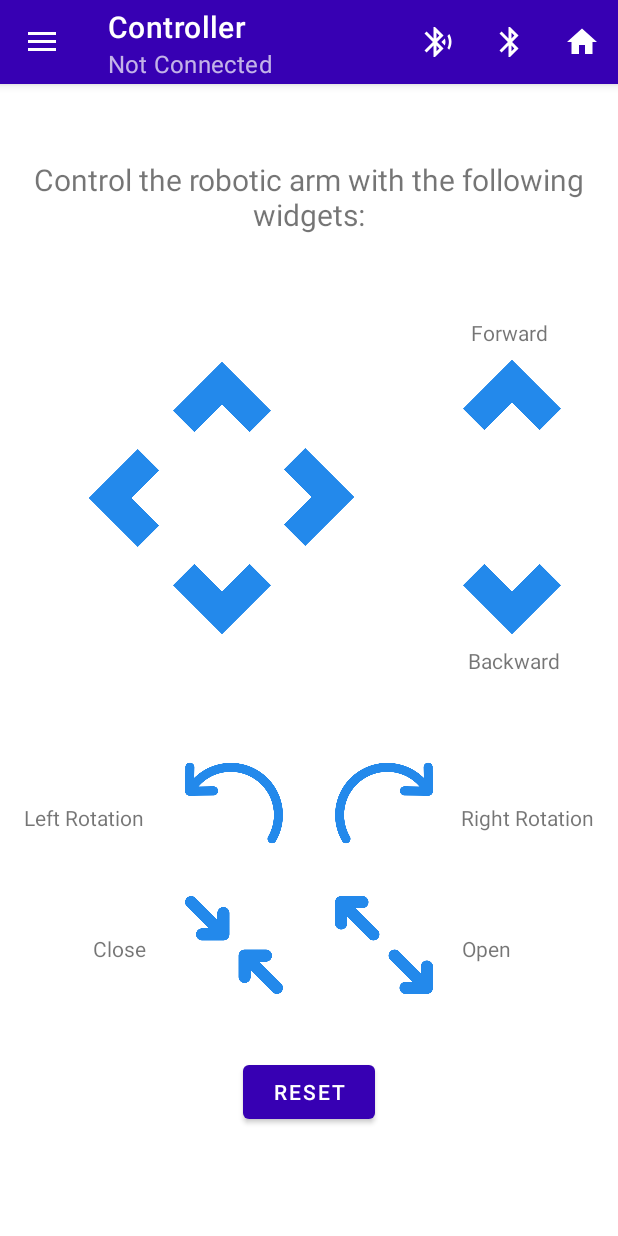
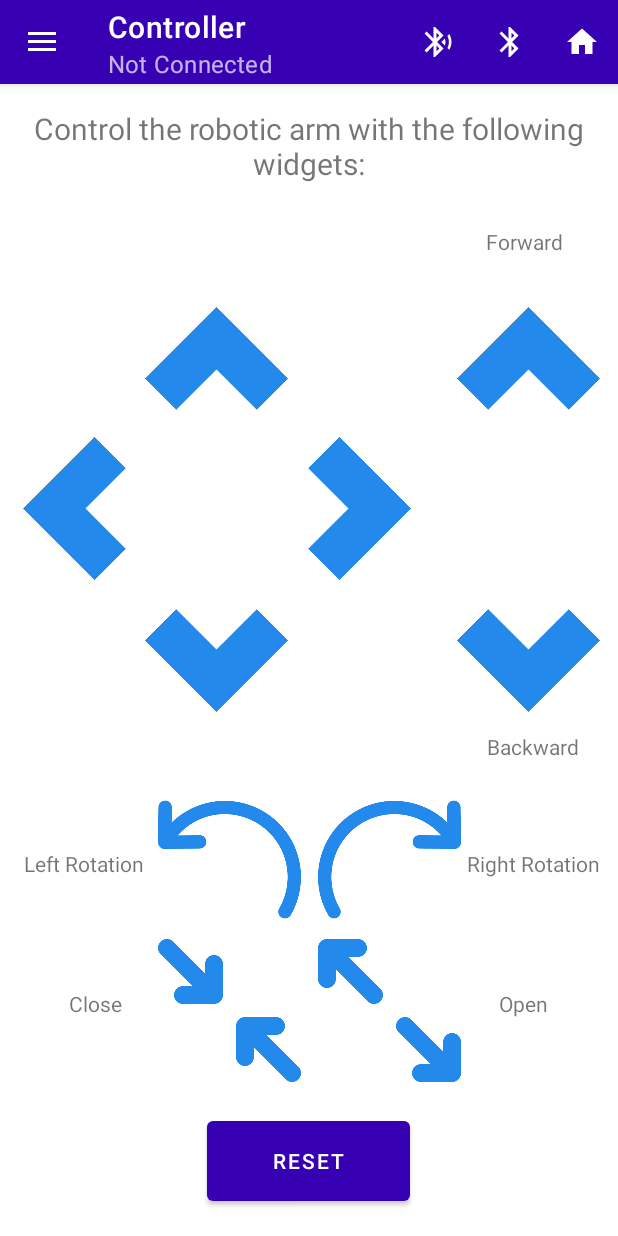
Before and after one commit to ETS-Android3/ArmBot_Java_Android_Studio, an Android app: the ControllerButtonsFragment screen opened through its navigation route, on a phone screen of 412 x 824 dp. Run offline under Robolectric (Android 15) with nearby library versions, the phone set to English and light mode, and no system bars; our stand-ins replace navigation-ui.

Commit message:
Change button size

```diff
--- a/app/src/main/java/com/example/armbot/ui/home/HomeFragment.java
+++ b/app/src/main/java/com/example/armbot/ui/home/HomeFragment.java
@@ -54,13 +54,13 @@ public class HomeFragment extends Fragment {
         /*
         Disables the "Enter" button when there is no bluetooth enabled
          */
-        if (!bluetoothAdapter.isEnabled()){
+        /*if (!bluetoothAdapter.isEnabled()){
             view.findViewById(R.id.enter_button).setEnabled(false);
             MainActivity.bluetoothEnabled = false;
         } else {
             view.findViewById(R.id.enter_button).setEnabled(true);
             MainActivity.bluetoothEnabled = true;
-        }
+        }*/
     }
 
     /*
--- a/app/src/main/res/layout/fragment_controller_buttons.xml
+++ b/app/src/main/res/layout/fragment_controller_buttons.xml
@@ -22,10 +22,10 @@
         android:text="@string/controller_right_rotation_arrow_text"
         app:layout_constraintBottom_toBottomOf="parent"
         app:layout_constraintEnd_toEndOf="parent"
-        app:layout_constraintHorizontal_bias="0.928"
+        app:layout_constraintHorizontal_bias="0.946"
         app:layout_constraintStart_toStartOf="parent"
         app:layout_constraintTop_toTopOf="parent"
-        app:layout_constraintVertical_bias="0.64" />
+        app:layout_constraintVertical_bias="0.681" />
 
     <TextView
         android:id="@+id/textViewOpen"
@@ -35,70 +35,72 @@
         android:text="@string/controller_open_arrow_text"
         app:layout_constraintBottom_toBottomOf="parent"
         app:layout_constraintEnd_toEndOf="parent"
-        app:layout_constraintHorizontal_bias="0.744"
+        app:layout_constraintHorizontal_bias="0.834"
         app:layout_constraintStart_toStartOf="parent"
         app:layout_constraintTop_toTopOf="parent"
-        app:layout_constraintVertical_bias="0.757" />
+        app:layout_constraintVertical_bias="0.806" />
 
     <TextView
         android:id="@+id/configuration_text"
         android:layout_width="wrap_content"
         android:layout_height="wrap_content"
-        android:layout_marginTop="50dp"
+        android:layout_marginTop="16dp"
         android:text="@string/controller_configuration_text"
         android:textAlignment="center"
         android:textSize="20sp"
         app:layout_constraintEnd_toEndOf="parent"
+        app:layout_constraintHorizontal_bias="0.0"
         app:layout_constraintStart_toStartOf="parent"
         app:layout_constraintTop_toTopOf="parent" />
 
     <Button
         android:id="@+id/buttonReset"
-        android:layout_width="wrap_content"
-        android:layout_height="wrap_content"
+        android:layout_width="135dp"
+        android:layout_height="65dp"
         android:text="@string/controller_reset_button_text"
         app:layout_constraintBottom_toBottomOf="parent"
         app:layout_constraintEnd_toEndOf="parent"
+        app:layout_constraintHorizontal_bias="0.498"
         app:layout_constraintStart_toStartOf="parent"
         app:layout_constraintTop_toTopOf="parent"
-        app:layout_constraintVertical_bias="0.9" />
+        app:layout_constraintVertical_bias="0.975" />
 
     <ImageButton
         android:id="@+id/buttonForwardArrow"
-        android:layout_width="65dp"
-        android:layout_height="65dp"
+        android:layout_width="95dp"
+        android:layout_height="95dp"
         android:background="@drawable/arrow"
         android:backgroundTint="@drawable/change_buttons_colors"
         android:contentDescription="@string/controller_forward_arrow"
         android:scaleType="fitXY"
         app:layout_constraintBottom_toBottomOf="parent"
         app:layout_constraintEnd_toEndOf="parent"
-        app:layout_constraintHorizontal_bias="0.89"
+        app:layout_constraintHorizontal_bias="0.962"
         app:layout_constraintStart_toStartOf="parent"
         app:layout_constraintTop_toTopOf="parent"
-        app:layout_constraintVertical_bias="0.249"
+        app:layout_constraintVertical_bias="0.201"
         tools:ignore="ImageContrastCheck" />
 
     <ImageButton
         android:id="@+id/buttonUpArrow"
-        android:layout_width="65dp"
-        android:layout_height="65dp"
+        android:layout_width="95dp"
+        android:layout_height="95dp"
         android:background="@drawable/arrow"
         android:backgroundTint="@drawable/change_buttons_colors"
         android:contentDescription="@string/controller_up_arrow"
         android:scaleType="fitXY"
         app:layout_constraintBottom_toBottomOf="parent"
         app:layout_constraintEnd_toEndOf="parent"
-        app:layout_constraintHorizontal_bias="0.332"
+        app:layout_constraintHorizontal_bias="0.306"
         app:layout_constraintStart_toStartOf="parent"
         app:layout_constraintTop_toTopOf="parent"
-        app:layout_constraintVertical_bias="0.25"
+        app:layout_constraintVertical_bias="0.201"
         tools:ignore="ImageContrastCheck" />
 
     <ImageButton
         android:id="@+id/buttonLeftArrow"
-        android:layout_width="65dp"
-        android:layout_height="65dp"
+        android:layout_width="95dp"
+        android:layout_height="95dp"
         android:background="@drawable/arrow"
         android:backgroundTint="@drawable/change_buttons_colors"
         android:contentDescription="@string/controller_left_arrow"
@@ -106,16 +108,16 @@
         android:scaleType="fitXY"
         app:layout_constraintBottom_toBottomOf="parent"
         app:layout_constraintEnd_toEndOf="parent"
-        app:layout_constraintHorizontal_bias="0.144"
+        app:layout_constraintHorizontal_bias="0.006"
         app:layout_constraintStart_toStartOf="parent"
         app:layout_constraintTop_toTopOf="parent"
-        app:layout_constraintVertical_bias="0.346"
+        app:layout_constraintVertical_bias="0.35"
         tools:ignore="ImageContrastCheck" />
 
     <ImageButton
         android:id="@+id/buttonLeftRotationArrow"
-        android:layout_width="65dp"
-        android:layout_height="65dp"
+        android:layout_width="95dp"
+        android:layout_height="95dp"
         android:layout_marginEnd="100dp"
         android:background="@drawable/rotation"
         android:backgroundTint="@drawable/change_buttons_colors"
@@ -124,15 +126,16 @@
         android:scaleType="fitXY"
         app:layout_constraintBottom_toBottomOf="parent"
         app:layout_constraintEnd_toEndOf="parent"
+        app:layout_constraintHorizontal_bias="0.486"
         app:layout_constraintStart_toStartOf="parent"
         app:layout_constraintTop_toTopOf="parent"
-        app:layout_constraintVertical_bias="0.636"
+        app:layout_constraintVertical_bias="0.698"
         tools:ignore="ImageContrastCheck,DuplicateSpeakableTextCheck" />
 
     <ImageButton
         android:id="@+id/buttonCloseArrow"
-        android:layout_width="65dp"
-        android:layout_height="65dp"
+        android:layout_width="95dp"
+        android:layout_height="95dp"
         android:layout_marginEnd="100dp"
         android:background="@drawable/in"
         android:backgroundTint="@drawable/change_buttons_colors"
@@ -141,15 +144,16 @@
         android:scaleType="fitXY"
         app:layout_constraintBottom_toBottomOf="parent"
         app:layout_constraintEnd_toEndOf="parent"
+        app:layout_constraintHorizontal_bias="0.486"
         app:layout_constraintStart_toStartOf="parent"
         app:layout_constraintTop_toTopOf="parent"
-        app:layout_constraintVertical_bias="0.77"
+        app:layout_constraintVertical_bias="0.847"
         tools:ignore="ImageContrastCheck" />
 
     <ImageButton
         android:id="@+id/buttonDownArrow"
-        android:layout_width="65dp"
-        android:layout_height="65dp"
+        android:layout_width="95dp"
+        android:layout_height="95dp"
         android:background="@drawable/arrow"
         android:backgroundTint="@drawable/change_buttons_colors"
         android:contentDescription="@string/controller_down_arrow"
@@ -157,16 +161,15 @@
         android:scaleType="fitXY"
         app:layout_constraintBottom_toBottomOf="parent"
         app:layout_constraintEnd_toEndOf="parent"
-        app:layout_constraintHorizontal_bias="0.332"
+        app:layout_constraintHorizontal_bias="0.306"
         app:layout_constraintStart_toStartOf="parent"
         app:layout_constraintTop_toTopOf="parent"
-        app:layout_constraintVertical_bias="0.442"
         tools:ignore="ImageContrastCheck" />
 
     <ImageButton
         android:id="@+id/buttonBackwardArrow"
-        android:layout_width="65dp"
-        android:layout_height="65dp"
+        android:layout_width="95dp"
+        android:layout_height="95dp"
         android:background="@drawable/arrow"
         android:backgroundTint="@drawable/change_buttons_colors"
         android:contentDescription="@string/controller_backward_arrow"
@@ -174,10 +177,9 @@
         android:scaleType="fitXY"
         app:layout_constraintBottom_toBottomOf="parent"
         app:layout_constraintEnd_toEndOf="parent"
-        app:layout_constraintHorizontal_bias="0.89"
+        app:layout_constraintHorizontal_bias="0.962"
         app:layout_constraintStart_toStartOf="parent"
         app:layout_constraintTop_toTopOf="parent"
-        app:layout_constraintVertical_bias="0.442"
         tools:ignore="ImageContrastCheck" />
 
     <TextView
@@ -188,10 +190,10 @@
         android:text="@string/controller_backward_arrow_text"
         app:layout_constraintBottom_toBottomOf="parent"
         app:layout_constraintEnd_toEndOf="parent"
-        app:layout_constraintHorizontal_bias="0.89"
+        app:layout_constraintHorizontal_bias="0.925"
         app:layout_constraintStart_toStartOf="parent"
         app:layout_constraintTop_toTopOf="parent"
-        app:layout_constraintVertical_bias="0.432" />
+        app:layout_constraintVertical_bias="0.519" />
 
     <TextView
         android:id="@+id/textViewForward"
@@ -201,10 +203,10 @@
         android:text="@string/controller_forward_arrow_text"
         app:layout_constraintBottom_toBottomOf="parent"
         app:layout_constraintEnd_toEndOf="parent"
-        app:layout_constraintHorizontal_bias="0.87"
+        app:layout_constraintHorizontal_bias="0.899"
         app:layout_constraintStart_toStartOf="parent"
         app:layout_constraintTop_toTopOf="parent"
-        app:layout_constraintVertical_bias="0.244" />
+        app:layout_constraintVertical_bias="0.149" />
 
     <TextView
         android:id="@+id/textViewLeftRotation"
@@ -217,7 +219,7 @@
         app:layout_constraintHorizontal_bias="0.123"
         app:layout_constraintStart_toStartOf="parent"
         app:layout_constraintTop_toTopOf="parent"
-        app:layout_constraintVertical_bias="0.64" />
+        app:layout_constraintVertical_bias="0.681" />
 
     <TextView
         android:id="@+id/textViewClose"
@@ -227,15 +229,15 @@
         android:text="@string/controller_close_arrow_text"
         app:layout_constraintBottom_toBottomOf="parent"
         app:layout_constraintEnd_toEndOf="parent"
-        app:layout_constraintHorizontal_bias="0.352"
+        app:layout_constraintHorizontal_bias="0.261"
         app:layout_constraintStart_toStartOf="parent"
         app:layout_constraintTop_toTopOf="parent"
-        app:layout_constraintVertical_bias="0.757" />
+        app:layout_constraintVertical_bias="0.806" />
 
     <ImageButton
         android:id="@+id/buttonRightArrow"
-        android:layout_width="65dp"
-        android:layout_height="65dp"
+        android:layout_width="95dp"
+        android:layout_height="95dp"
         android:background="@drawable/arrow"
         android:backgroundTint="@drawable/change_buttons_colors"
         android:contentDescription="@string/controller_right_arrow"
@@ -243,16 +245,16 @@
         android:scaleType="fitXY"
         app:layout_constraintBottom_toBottomOf="parent"
         app:layout_constraintEnd_toEndOf="parent"
-        app:layout_constraintHorizontal_bias="0.52"
+        app:layout_constraintHorizontal_bias="0.607"
         app:layout_constraintStart_toStartOf="parent"
         app:layout_constraintTop_toTopOf="parent"
-        app:layout_constraintVertical_bias="0.345"
+        app:layout_constraintVertical_bias="0.35"
         tools:ignore="ImageContrastCheck" />
 
     <ImageButton
         android:id="@+id/buttonRightRotationArrow"
-        android:layout_width="65dp"
-        android:layout_height="65dp"
+        android:layout_width="95dp"
+        android:layout_height="95dp"
         android:layout_marginStart="100dp"
         android:background="@drawable/rotation"
         android:backgroundTint="@drawable/change_buttons_colors"
@@ -261,15 +263,16 @@
         android:scaleType="fitXY"
         app:layout_constraintBottom_toBottomOf="parent"
         app:layout_constraintEnd_toEndOf="parent"
+        app:layout_constraintHorizontal_bias="0.518"
         app:layout_constraintStart_toStartOf="parent"
         app:layout_constraintTop_toTopOf="parent"
-        app:layout_constraintVertical_bias="0.636"
+        app:layout_constraintVertical_bias="0.698"
         tools:ignore="ImageContrastCheck,DuplicateSpeakableTextCheck" />
 
     <ImageButton
         android:id="@+id/buttonOpenArrow"
-        android:layout_width="65dp"
-        android:layout_height="65dp"
+        android:layout_width="95dp"
+        android:layout_height="95dp"
         android:layout_marginStart="100dp"
         android:background="@drawable/out"
         android:backgroundTint="@drawable/change_buttons_colors"
@@ -278,9 +281,10 @@
         android:scaleType="fitXY"
         app:layout_constraintBottom_toBottomOf="parent"
         app:layout_constraintEnd_toEndOf="parent"
+        app:layout_constraintHorizontal_bias="0.518"
         app:layout_constraintStart_toStartOf="parent"
         app:layout_constraintTop_toTopOf="parent"
-        app:layout_constraintVertical_bias="0.77"
+        app:layout_constraintVertical_bias="0.847"
         tools:ignore="ImageContrastCheck" />
 
     <!--
```
